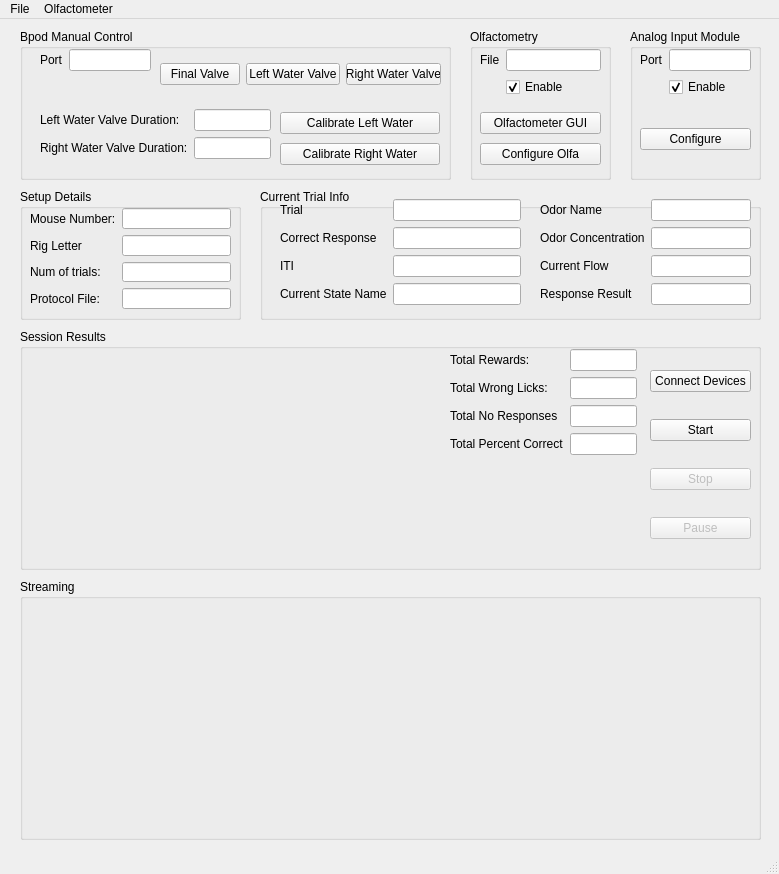
Qt form main_window.ui (olfa-lab/PyBpodGUI) before a commit.
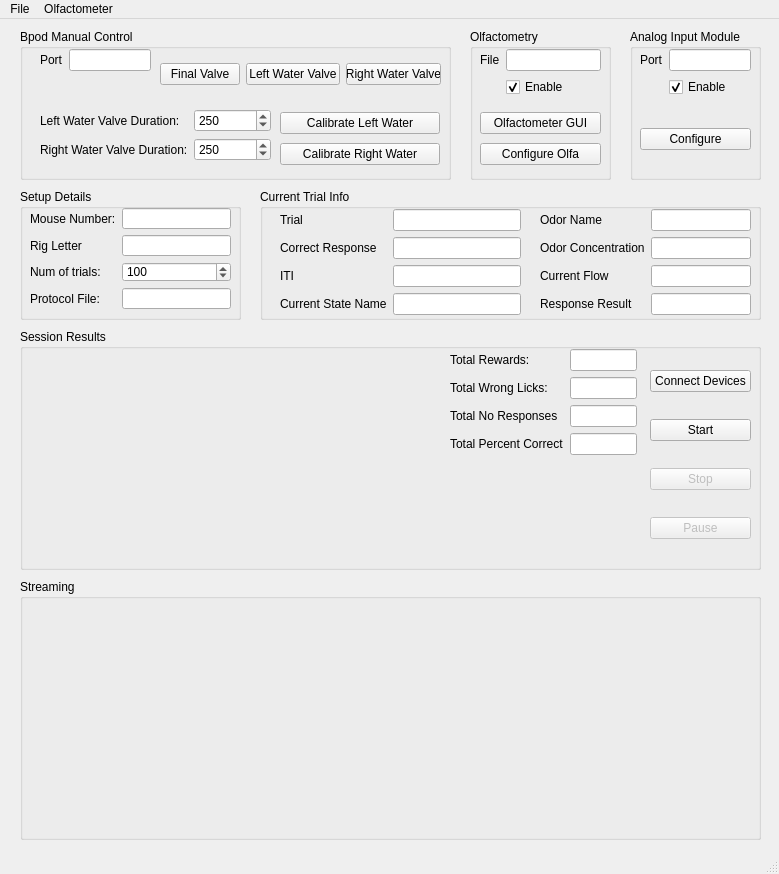
The same form after that commit.

Commit message: used spinBoxes instead of lineEdits for nTrials and left and right water valve durations

What changed in the file:
```diff
--- a/main_window.ui
+++ b/main_window.ui
@@ -53,9 +53,6 @@
         </property>
        </widget>
       </item>
-      <item row="2" column="1">
-       <widget class="QLineEdit" name="nTrialsLineEdit"/>
-      </item>
       <item row="3" column="0">
        <widget class="QLabel" name="protocolFileLabel">
         <property name="text">
@@ -76,6 +73,19 @@
       <item row="1" column="1">
        <widget class="QLineEdit" name="rigLetterLineEdit"/>
       </item>
+      <item row="2" column="1">
+       <widget class="QSpinBox" name="nTrialsSpinBox">
+        <property name="minimum">
+         <number>1</number>
+        </property>
+        <property name="maximum">
+         <number>1000</number>
+        </property>
+        <property name="value">
+         <number>100</number>
+        </property>
+       </widget>
+      </item>
      </layout>
     </widget>
    </widget>
@@ -176,12 +186,6 @@
         </property>
        </widget>
       </item>
-      <item row="0" column="1">
-       <widget class="QLineEdit" name="leftWaterValveDurationLineEdit"/>
-      </item>
-      <item row="1" column="1">
-       <widget class="QLineEdit" name="rightWaterValveDurationLineEdit"/>
-      </item>
       <item row="1" column="0">
        <widget class="QLabel" name="rightWaterValveDurationLabel">
         <property name="text">
@@ -189,6 +193,26 @@
         </property>
        </widget>
       </item>
+      <item row="0" column="1">
+       <widget class="QSpinBox" name="leftWaterValveDurationSpinBox">
+        <property name="maximum">
+         <number>1000</number>
+        </property>
+        <property name="value">
+         <number>250</number>
+        </property>
+       </widget>
+      </item>
+      <item row="1" column="1">
+       <widget class="QSpinBox" name="rightWaterValveDurationSpinBox">
+        <property name="maximum">
+         <number>1000</number>
+        </property>
+        <property name="value">
+         <number>250</number>
+        </property>
+       </widget>
+      </item>
      </layout>
     </widget>
     <widget class="QWidget" name="formLayoutWidget_6">
@@ -328,7 +352,7 @@
      <property name="geometry">
       <rect>
        <x>20</x>
-       <y>10</y>
+       <y>20</y>
        <width>241</width>
        <height>111</height>
       </rect>
@@ -396,7 +420,7 @@
      <property name="geometry">
       <rect>
        <x>280</x>
-       <y>10</y>
+       <y>20</y>
        <width>211</width>
        <height>111</height>
       </rect>
```
Left out of the diff: 3 changed lines with no effect on the pictures. The commit also changes 2 other files.
